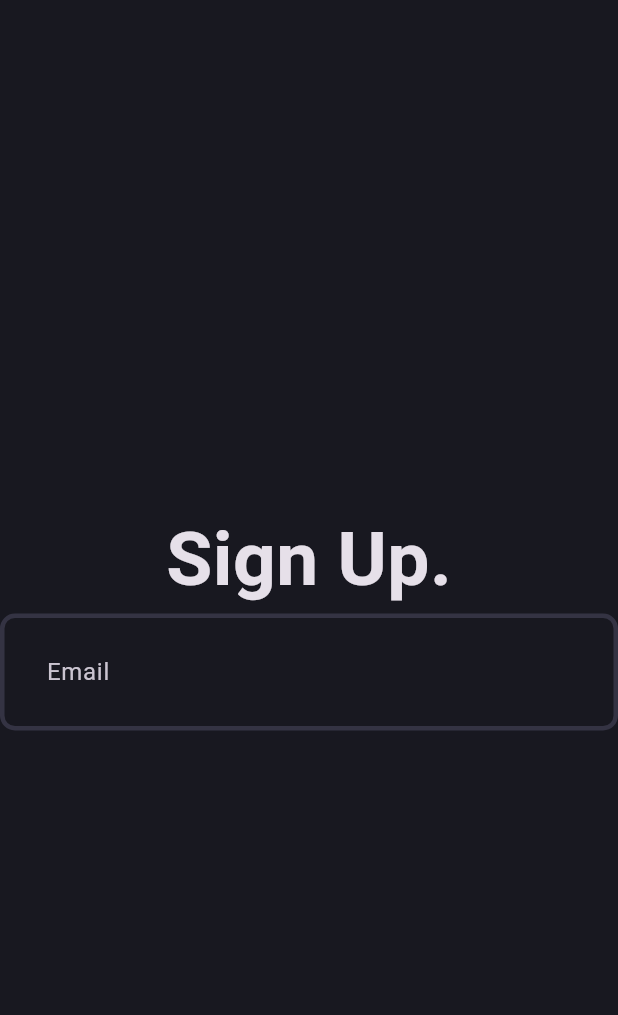
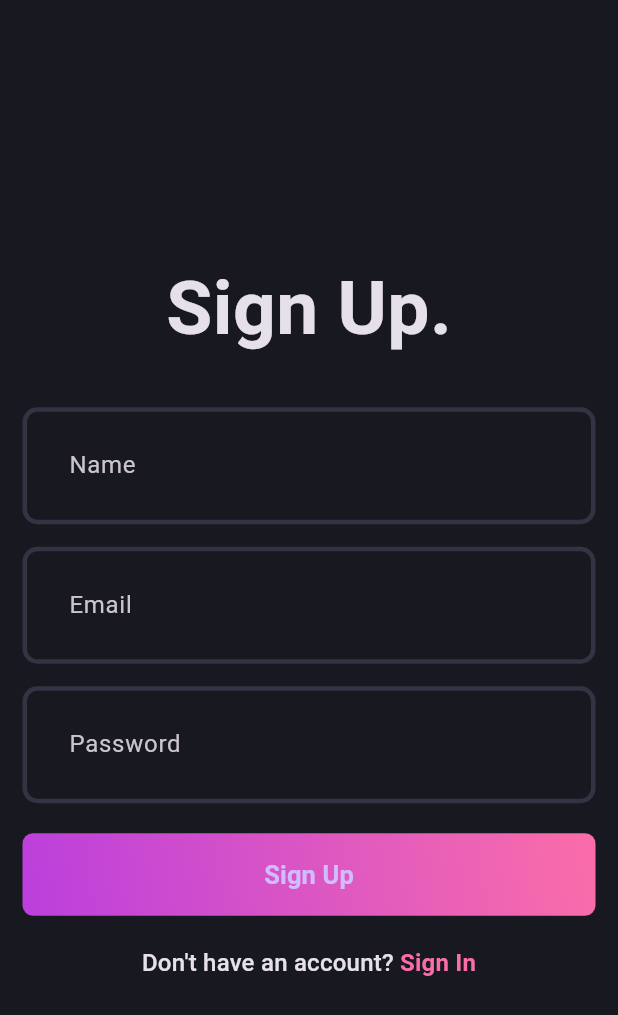
Before and after one commit to wayneleon1/blog_app, a Flutter app: the screen it shows after launch, on a phone screen of 412 x 824 dp. Shown: the top 1015 px of the screen. Run offline on Flutter 3.47's test engine with Material 3 defaults, Android fonts, the phone set to English and light mode, and no system bars.

Commit message:
Implemented Sign Up page

```diff
--- a/lib/features/auth/presentation/pages/signup_page.dart
+++ b/lib/features/auth/presentation/pages/signup_page.dart
@@ -1,4 +1,6 @@
+import 'package:blog_app/core/theme/app_pallete.dart';
 import 'package:blog_app/features/auth/presentation/widgets/auth_field.dart';
+import 'package:blog_app/features/auth/presentation/widgets/auth_gradient_button.dart';
 import 'package:flutter/material.dart';
 
 class SignUpPage extends StatefulWidget {
@@ -11,16 +13,42 @@ class SignUpPage extends StatefulWidget {
 class _SignUpPageState extends State<SignUpPage> {
   @override
   Widget build(BuildContext context) {
-    return const Scaffold(
-      body: Column(
+    return Scaffold(
+      body: Padding(
+        padding: EdgeInsets.all(15.0),
+        child: Column(
           mainAxisAlignment: MainAxisAlignment.center,
           children: [
             Text(
               "Sign Up.",
               style: TextStyle(fontSize: 50, fontWeight: FontWeight.bold),
             ),
+            const SizedBox(height: 30),
+            AuthField(hintText: "Name"),
+            const SizedBox(height: 15),
             AuthField(hintText: "Email"),
+            const SizedBox(height: 15),
+            AuthField(hintText: "Password"),
+            const SizedBox(height: 20),
+            AuthGradientButton(),
+            const SizedBox(height: 20),
+            RichText(
+              text: TextSpan(
+                text: "Don't have an account? ",
+                style: Theme.of(context).textTheme.titleMedium,
+                children: [
+                  TextSpan(
+                    text: "Sign In",
+                    style: Theme.of(context).textTheme.titleMedium?.copyWith(
+                      color: AppPallete.gradient2,
+                      fontWeight: FontWeight.bold,
+                    ),
+                  ),
                 ],
+              ),
+            ),
+          ],
+        ),
       ),
     );
   }
--- /dev/null
+++ b/lib/features/auth/presentation/widgets/auth_gradient_button.dart
@@ -0,0 +1,32 @@
+import 'package:blog_app/core/theme/app_pallete.dart';
+import 'package:flutter/material.dart';
+
+class AuthGradientButton extends StatelessWidget {
+  const AuthGradientButton({super.key});
+
+  @override
+  Widget build(BuildContext context) {
+    return Container(
+      decoration: BoxDecoration(
+        gradient: const LinearGradient(
+          colors: [AppPallete.gradient1, AppPallete.gradient2],
+          begin: Alignment.bottomLeft,
+          end: Alignment.topRight,
+        ),
+        borderRadius: BorderRadius.circular(7),
+      ),
+      child: ElevatedButton(
+        onPressed: () {},
+        style: ElevatedButton.styleFrom(
+          fixedSize: const Size(395, 55),
+          backgroundColor: AppPallete.transparentColor,
+          shadowColor: AppPallete.transparentColor,
+        ),
+        child: const Text(
+          "Sign Up",
+          style: TextStyle(fontSize: 17, fontWeight: FontWeight.w600),
+        ),
+      ),
+    );
+  }
+}
```
Lines whose indentation alone changed are shown as unchanged.
